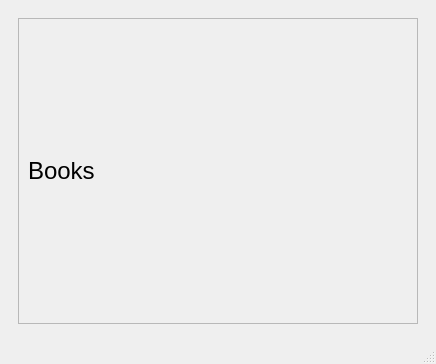
Old version of the form client/src/mainwindow.ui in the repository Dargoswwwe/smc-library.
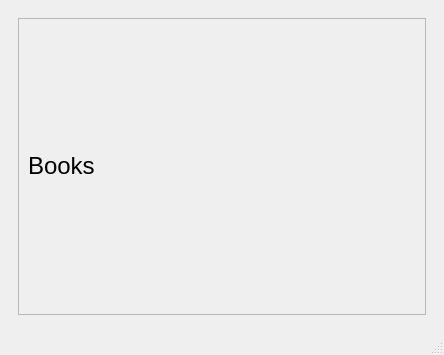
New version of the form. The open tabs and pages were chosen to show the change.

What changed in the file:
```diff
--- a/client/src/mainwindow.ui
+++ b/client/src/mainwindow.ui
@@ -6,8 +6,8 @@
    <rect>
     <x>0</x>
     <y>0</y>
-    <width>436</width>
-    <height>364</height>
+    <width>444</width>
+    <height>355</height>
    </rect>
   </property>
   <property name="windowTitle">
@@ -239,8 +239,8 @@
             <rect>
              <x>0</x>
              <y>0</y>
-             <width>398</width>
-             <height>276</height>
+             <width>100</width>
+             <height>58</height>
             </rect>
            </property>
            <layout class="QVBoxLayout" name="scrollVerticalLayout">
```
Left out of the diff: 4 changed lines with no effect on the pictures.
